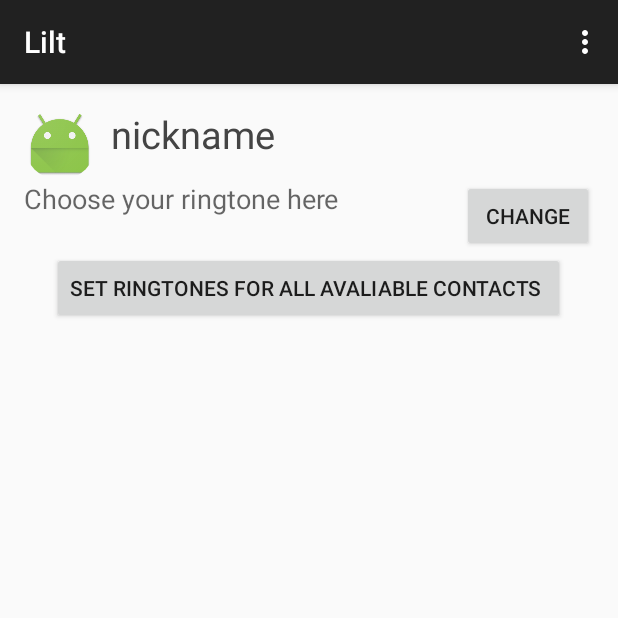
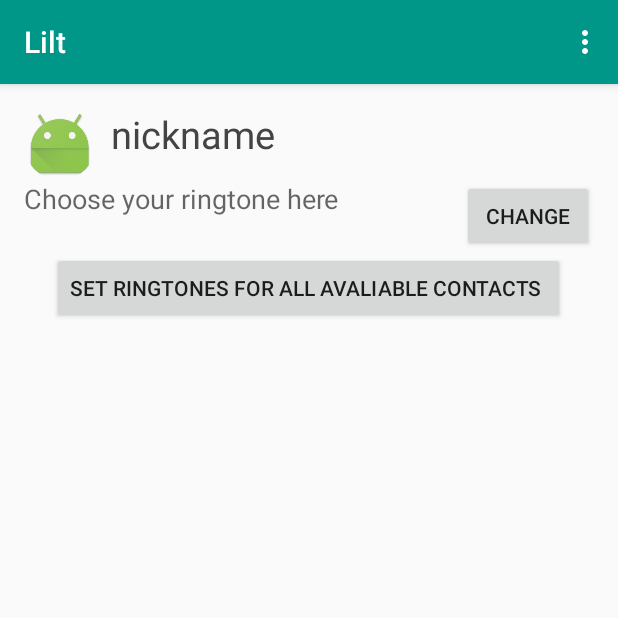
Before and after one commit to gossiks/Lilt, an Android app: the screen it shows after launch (MainActivity), on a phone screen of 412 x 824 dp, the top half of it. Run offline under Robolectric (Android 15) with nearby library versions, the phone set to English and light mode, and no system bars; our stand-ins replace Shimmer; libraries missing offline, so code that uses them is left out: com.firebase.client, com.iangclifton.android, com.makeramen.roundedimageview, com.romainpiel.shimmer, com.squareup.okhttp; plain views replace RoundedImageView, ShimmerTextView; 6 statements that could not run were skipped.

Commit message:
+LiltTheme and Dialog fixes.

```diff
--- a/app/src/main/java/org/kazin/lilt/main/main/ViewerMain.java
+++ b/app/src/main/java/org/kazin/lilt/main/main/ViewerMain.java
@@ -45,7 +45,11 @@ public class ViewerMain {
         mDialogLoginApprove.show(MainActivity.getActivity().getSupportFragmentManager(), "LoginDialogApproveFragment");
     }
 
-    public void dismissLoginDialog() {
+    public void dismissLoginDialog(){
+        mDialogLogin.dismiss();
+    }
+
+    public void dismissLoginApproveDialog() {
         mDialogLoginApprove.dismiss();
     }
 
--- /dev/null
+++ b/app/src/main/res/values/LiltTheme.xml
@@ -0,0 +1,17 @@
+<?xml version="1.0" encoding="utf-8"?>
+<resources xmlns:android="http://schemas.android.com/apk/res/android">
+        <style name="LiltTheme" parent="Theme.AppCompat.Light.DarkActionBar">
+            //appcompat material design
+            <item name="colorPrimary">@color/liltPrimary</item>
+            <item name="colorPrimaryDark">@color/liltPrimary</item>
+            <item name="colorAccent">@color/liltAccent</item>
+
+        </style>
+
+
+    <color name="liltPrimary">#009688</color>
+    <color name="liltPrimaryDark">#00695C</color>
+    <color name="liltPrimaryLight">#B2DFDB</color>
+    <color name="liltAccent">#E64A19</color>
+
+</resources>
--- a/app/src/main/res/values/styles.xml
+++ b/app/src/main/res/values/styles.xml
@@ -1,7 +1,7 @@
 <resources>
 
     <!-- Base application theme. -->
-    <style name="AppTheme" parent="Theme.AppCompat.Light.DarkActionBar">
+    <style name="AppTheme" parent="LiltTheme">
         <!-- Customize your theme here. -->
     </style>
 
```
Also changed, not shown: app/src/main/java/org/kazin/lilt/main/login/DialogLogin.java (+12 -2 lines), app/src/main/java/org/kazin/lilt/main/login/DialogLoginApprove.java (+6 -1 lines), app/src/main/java/org/kazin/lilt/main/main/ModelMain.java (+9 -3 lines), 1 other file.
